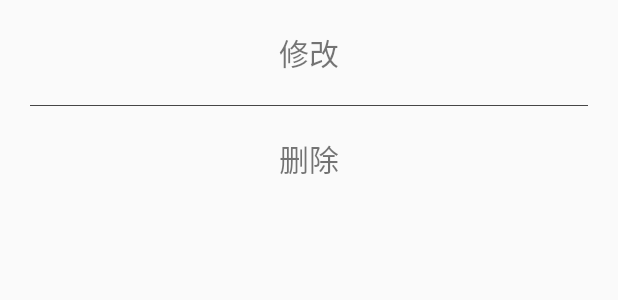
After one commit to LoveYou3000/2903TallyBook, an Android app: the layout dialog_detail_more.xml on its own in the app's theme, with its tools: preview values and no code run, on a phone screen of 412 x 824 dp. The commit adds this screen. Shown: the top 300 px of the screen. Run offline under Robolectric (Android 15) with nearby library versions, the phone set to English and light mode, and no system bars.

Commit message:
新增修改明细功能

```diff
--- /dev/null
+++ b/app/src/main/res/layout/dialog_detail_more.xml
@@ -0,0 +1,33 @@
+<?xml version="1.0" encoding="utf-8"?>
+<LinearLayout
+    android:orientation="vertical"
+    xmlns:android="http://schemas.android.com/apk/res/android"
+    android:layout_width="match_parent"
+    android:layout_height="wrap_content">
+
+    <TextView
+        android:id="@+id/detail_more_change"
+        android:layout_margin="20dp"
+        android:textSize="20dp"
+        android:gravity="center"
+        android:text="修改"
+        android:layout_width="match_parent"
+        android:layout_height="wrap_content" />
+
+    <View
+        android:layout_marginLeft="20dp"
+        android:layout_marginRight="20dp"
+        android:layout_width="match_parent"
+        android:layout_height="1px"
+        android:background="#ff464646"/>
+
+    <TextView
+        android:id="@+id/detail_more_delete"
+        android:layout_margin="20dp"
+        android:textSize="20dp"
+        android:gravity="center"
+        android:text="删除"
+        android:layout_width="match_parent"
+        android:layout_height="wrap_content" />
+
+</LinearLayout>
--- a/build.gradle
+++ b/build.gradle
@@ -7,7 +7,7 @@ buildscript {
 
     }
     dependencies {
-        classpath 'com.android.tools.build:gradle:3.5.3'
+        classpath 'com.android.tools.build:gradle:3.6.1'
 
         // NOTE: Do not place your application dependencies here; they belong
         // in the individual module build.gradle files
```
Also changed, not shown: app/src/main/java/com/example/tallybook/adapter/DetailAdapter.java (+105 -2 lines), app/src/main/java/com/example/tallybook/fragment/FragmentTable.java (+16 -16 lines), app/src/main/res/layout/dialog_detail_change.xml (added, +29 -0 lines), app/src/main/res/layout/dialog_detail_more_change.xml (added, +78 -0 lines), gradle/wrapper/gradle-wrapper.properties.
